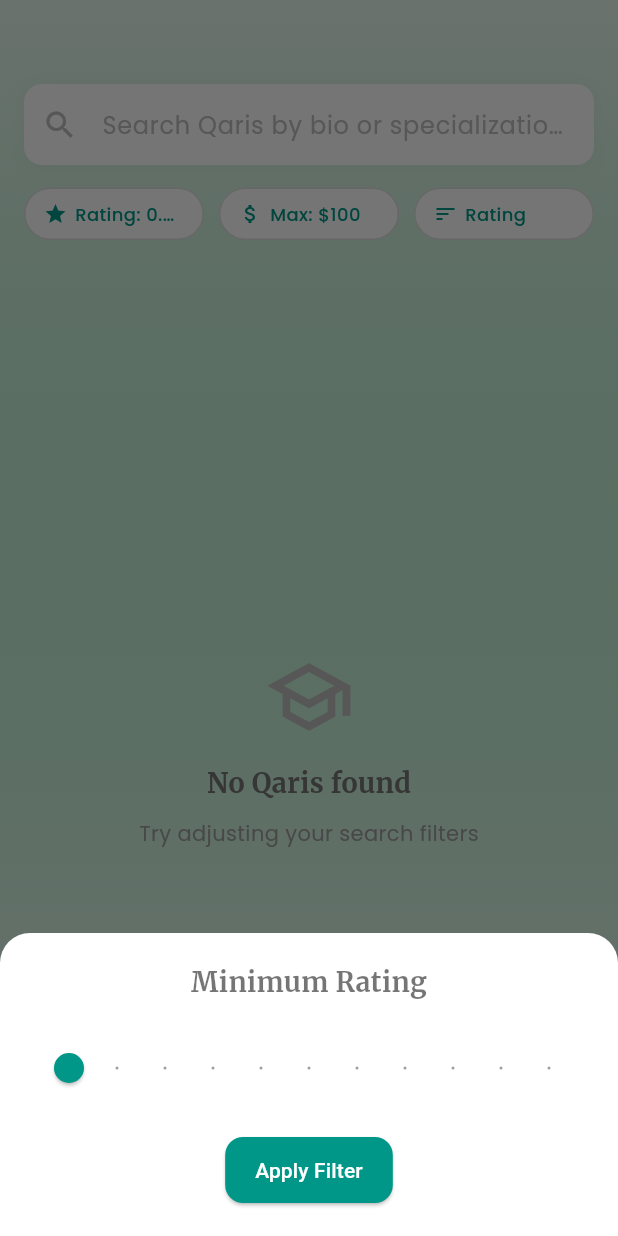
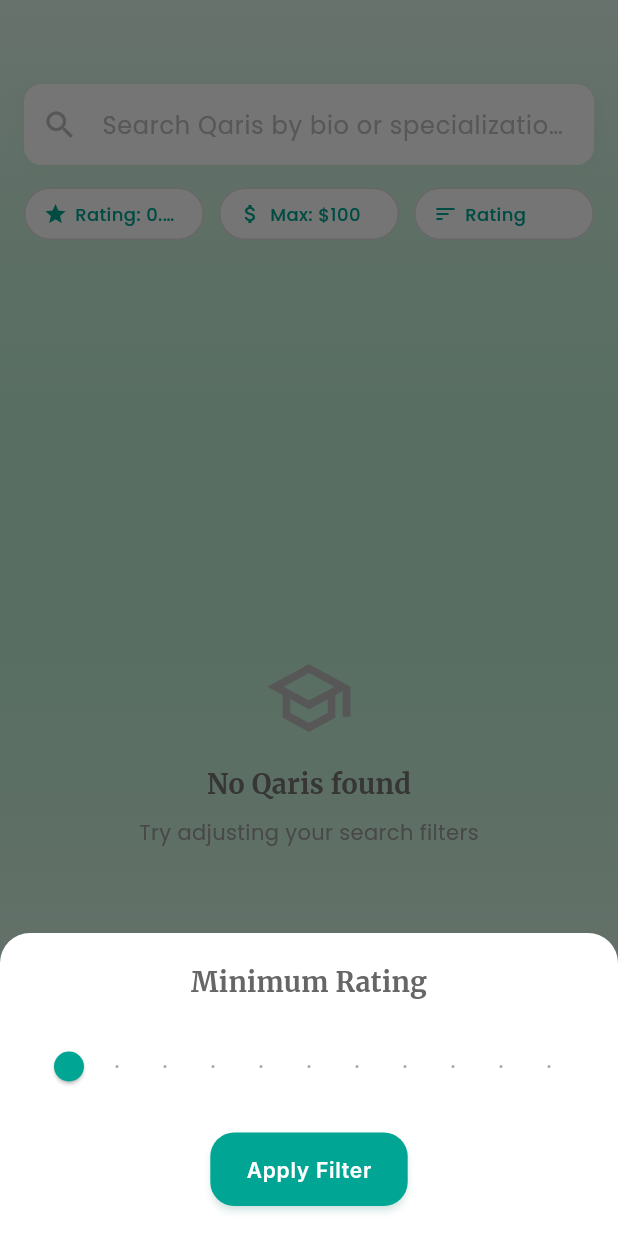
Before and after one commit to Mahad-Ghauri/Online-Quran-Teaching----online-teaching-application-, a Flutter app: the StudentQarisPage screen opened directly, after a tap on an icon or button, on a phone screen of 412 x 824 dp. Run offline on Flutter 3.47's test engine with Material 3 defaults, Android fonts, the light colour scheme and no system bars; our stand-ins replace cloud_firestore, firebase_auth, firebase_core, go_router, google_fonts, shared_preferences; accounts and stored records are empty.

Commit message:
UI updates

```diff
--- a/lib/config/router.dart
+++ b/lib/config/router.dart
@@ -1,7 +1,7 @@
 import 'package:go_router/go_router.dart';
 import 'package:qari_connect/views/screens/splashscreen.dart';
 import 'package:qari_connect/services/auth_gate.dart';
-import 'package:qari_connect/views/interface/auth/auth_selection_screen.dart';
+import 'package:qari_connect/views/interface/authentication/auth_selection_screen.dart';
 import 'package:qari_connect/views/interface/authentication/sign_in_screen.dart';
 import 'package:qari_connect/views/interface/authentication/sign_up_screen.dart';
 import 'package:qari_connect/views/interface/dashboards/qari/qari_main_dashboard.dart';
--- a/lib/config/theme.dart
+++ b/lib/config/theme.dart
@@ -4,127 +4,273 @@ import 'package:flutter/material.dart';
 import 'package:google_fonts/google_fonts.dart';
 
 class AppTheme {
+  // Color palette extracted from logo
+  static const Color primaryTeal = Color(0xFF00A693); // Main teal from logo
+  static const Color accentTeal = Color(0xFF00BFA5); // Lighter teal
+  static const Color deepTeal = Color(0xFF00796B); // Darker teal
+  static const Color complementaryOrange = Color(0xFFFF7043); // Warm complement
+  static const Color lightBackground = Color(
+    0xFFF8FDFC,
+  ); // Very light teal tint
+  static const Color darkBackground = Color.fromARGB(255, 38, 92, 82); // Deep teal-dark
+  static const Color cardDark = Color.fromARGB(255, 36, 66, 60); // Dark teal for cards
+
   // Light Theme
   static final ThemeData lightTheme = ThemeData(
     brightness: Brightness.light,
-    primaryColor: const Color(0xFF009688), // Teal (matches logo)
-    scaffoldBackgroundColor: const Color(0xFFFDFDFD), // Soft white
+    primaryColor: primaryTeal,
+    scaffoldBackgroundColor: lightBackground,
     colorScheme: ColorScheme.light(
-      primary: const Color(0xFF009688), // Teal
-      secondary: const Color(0xFF2ECC71), // Emerald Green
-      tertiary: const Color(0xFFF4D03F), // Golden Sand
-      background: const Color(0xFFFDFDFD),
+      primary: primaryTeal,
+      secondary: accentTeal,
+      tertiary: complementaryOrange,
+      surface: Colors.white,
+      background: lightBackground,
+      onPrimary: Colors.white,
+      onSecondary: Colors.white,
+      onSurface: const Color(0xFF1A1A1A),
+      onBackground: const Color(0xFF1A1A1A),
     ),
     textTheme: TextTheme(
+      // Headings with serif font for educational/academic feel
       headlineLarge: GoogleFonts.merriweather(
-        fontSize: 28,
+        fontSize: 32,
         fontWeight: FontWeight.bold,
-        color: Colors.black87,
+        color: const Color(0xFF1A1A1A),
+        letterSpacing: -0.5,
       ),
       headlineMedium: GoogleFonts.merriweather(
-        fontSize: 22,
+        fontSize: 24,
         fontWeight: FontWeight.w600,
-        color: Colors.black87,
+        color: const Color(0xFF1A1A1A),
+        letterSpacing: -0.25,
       ),
-      bodyLarge: GoogleFonts.poppins(
+      headlineSmall: GoogleFonts.merriweather(
+        fontSize: 20,
+        fontWeight: FontWeight.w600,
+        color: primaryTeal,
+      ),
+      // Body text with clean sans-serif
+      bodyLarge: GoogleFonts.inter(
         fontSize: 16,
         fontWeight: FontWeight.normal,
-        color: Colors.black87,
+        color: const Color(0xFF2A2A2A),
+        height: 1.5,
       ),
-      bodyMedium: GoogleFonts.poppins(
+      bodyMedium: GoogleFonts.inter(
         fontSize: 14,
-        color: Colors.black54,
+        color: const Color(0xFF666666),
+        height: 1.4,
+      ),
+      bodySmall: GoogleFonts.inter(
+        fontSize: 12,
+        color: const Color(0xFF888888),
+      ),
+      // Labels and buttons
+      labelLarge: GoogleFonts.inter(
+        fontSize: 14,
+        fontWeight: FontWeight.w600,
+        color: Colors.white,
+        letterSpacing: 0.5,
       ),
     ),
     appBarTheme: AppBarTheme(
-      backgroundColor: const Color(0xFF009688),
+      backgroundColor: Colors.transparent,
       elevation: 0,
+      scrolledUnderElevation: 2,
+      surfaceTintColor: primaryTeal.withOpacity(0.1),
       titleTextStyle: GoogleFonts.merriweather(
         fontSize: 20,
-        fontWeight: FontWeight.w600,
-        color: Colors.white,
+        fontWeight: FontWeight.w700,
+        color: primaryTeal,
       ),
-      iconTheme: const IconThemeData(color: Colors.white),
+      iconTheme: const IconThemeData(color: primaryTeal, size: 24),
+      centerTitle: true,
     ),
     elevatedButtonTheme: ElevatedButtonThemeData(
       style: ElevatedButton.styleFrom(
-        backgroundColor: const Color(0xFF009688),
+        backgroundColor: primaryTeal,
         foregroundColor: Colors.white,
-        shape: RoundedRectangleBorder(
-          borderRadius: BorderRadius.circular(12),
+        elevation: 2,
+        shadowColor: primaryTeal.withOpacity(0.3),
+        shape: RoundedRectangleBorder(borderRadius: BorderRadius.circular(16)),
+        padding: const EdgeInsets.symmetric(horizontal: 24, vertical: 16),
+        textStyle: GoogleFonts.inter(
+          fontSize: 14,
+          fontWeight: FontWeight.w600,
+          letterSpacing: 0.5,
         ),
-        padding: const EdgeInsets.symmetric(horizontal: 20, vertical: 12),
+      ),
+    ),
+    outlinedButtonTheme: OutlinedButtonThemeData(
+      style: OutlinedButton.styleFrom(
+        foregroundColor: primaryTeal,
+        side: BorderSide(color: primaryTeal, width: 1.5),
+        shape: RoundedRectangleBorder(borderRadius: BorderRadius.circular(16)),
+        padding: const EdgeInsets.symmetric(horizontal: 24, vertical: 16),
       ),
     ),
     cardTheme: CardThemeData(
-      shape: RoundedRectangleBorder(
-        borderRadius: BorderRadius.circular(16),
-      ),
-      elevation: 3,
+      shape: RoundedRectangleBorder(borderRadius: BorderRadius.circular(20)),
+      elevation: 4,
+      shadowColor: primaryTeal.withOpacity(0.1),
       color: Colors.white,
-      margin: const EdgeInsets.all(8),
+      margin: const EdgeInsets.symmetric(horizontal: 16, vertical: 8),
+    ),
+    floatingActionButtonTheme: FloatingActionButtonThemeData(
+      backgroundColor: primaryTeal,
+      foregroundColor: Colors.white,
+      elevation: 6,
+      shape: RoundedRectangleBorder(borderRadius: BorderRadius.circular(16)),
+    ),
+    iconTheme: const IconThemeData(color: primaryTeal, size: 24),
+    dividerTheme: DividerThemeData(
+      color: primaryTeal.withOpacity(0.1),
+      thickness: 1,
     ),
   );
 
   // Dark Theme
   static final ThemeData darkTheme = ThemeData(
     brightness: Brightness.dark,
-    primaryColor: const Color(0xFF009688),
-    scaffoldBackgroundColor: const Color(0xFF0B2239), // Deep Navy
+    primaryColor: accentTeal,
+    scaffoldBackgroundColor: darkBackground,
     colorScheme: ColorScheme.dark(
-      primary: const Color(0xFF009688),
-      secondary: const Color(0xFF2ECC71),
-      tertiary: const Color(0xFFF4D03F),
-      background: const Color(0xFF0B2239),
+      primary: accentTeal,
+      secondary: primaryTeal,
+      tertiary: complementaryOrange,
+      surface: cardDark,
+      background: darkBackground,
+      onPrimary: darkBackground,
+      onSecondary: Colors.white,
+      onSurface: Colors.white,
+      onBackground: Colors.white,
     ),
     textTheme: TextTheme(
       headlineLarge: GoogleFonts.merriweather(
-        fontSize: 28,
+        fontSize: 32,
         fontWeight: FontWeight.bold,
         color: Colors.white,
+        letterSpacing: -0.5,
       ),
       headlineMedium: GoogleFonts.merriweather(
-        fontSize: 22,
+        fontSize: 24,
         fontWeight: FontWeight.w600,
         color: Colors.white,
+        letterSpacing: -0.25,
       ),
-      bodyLarge: GoogleFonts.poppins(
+      headlineSmall: GoogleFonts.merriweather(
+        fontSize: 20,
+        fontWeight: FontWeight.w600,
+        color: accentTeal,
+      ),
+      bodyLarge: GoogleFonts.inter(
         fontSize: 16,
         fontWeight: FontWeight.normal,
-        color: Colors.white70,
+        color: Colors.white.withOpacity(0.9),
+        height: 1.5,
       ),
-      bodyMedium: GoogleFonts.poppins(
+      bodyMedium: GoogleFonts.inter(
         fontSize: 14,
-        color: Colors.white60,
+        color: Colors.white.withOpacity(0.7),
+        height: 1.4,
+      ),
+      bodySmall: GoogleFonts.inter(
+        fontSize: 12,
+        color: Colors.white.withOpacity(0.6),
+      ),
+      labelLarge: GoogleFonts.inter(
+        fontSize: 14,
+        fontWeight: FontWeight.w600,
+        color: darkBackground,
+        letterSpacing: 0.5,
       ),
     ),
     appBarTheme: AppBarTheme(
-      backgroundColor: const Color(0xFF009688),
+      backgroundColor: Colors.transparent,
       elevation: 0,
+      scrolledUnderElevation: 2,
+      surfaceTintColor: accentTeal.withOpacity(0.1),
       titleTextStyle: GoogleFonts.merriweather(
         fontSize: 20,
-        fontWeight: FontWeight.w600,
-        color: Colors.white,
+        fontWeight: FontWeight.w700,
+        color: accentTeal,
       ),
-      iconTheme: const IconThemeData(color: Colors.white),
+      iconTheme: const IconThemeData(color: accentTeal, size: 24),
+      centerTitle: true,
     ),
     elevatedButtonTheme: ElevatedButtonThemeData(
       style: ElevatedButton.styleFrom(
-        backgroundColor: const Color(0xFF2ECC71), // Emerald Green for dark mode
-        foregroundColor: Colors.white,
-        shape: RoundedRectangleBorder(
-          borderRadius: BorderRadius.circular(12),
+        backgroundColor: accentTeal,
+        foregroundColor: darkBackground,
+        elevation: 3,
+        shadowColor: accentTeal.withOpacity(0.4),
+        shape: RoundedRectangleBorder(borderRadius: BorderRadius.circular(16)),
+        padding: const EdgeInsets.symmetric(horizontal: 24, vertical: 16),
+        textStyle: GoogleFonts.inter(
+          fontSize: 14,
+          fontWeight: FontWeight.w600,
+          letterSpacing: 0.5,
         ),
-        padding: const EdgeInsets.symmetric(horizontal: 20, vertical: 12),
+      ),
+    ),
+    outlinedButtonTheme: OutlinedButtonThemeData(
+      style: OutlinedButton.styleFrom(
+        foregroundColor: accentTeal,
+        side: BorderSide(color: accentTeal, width: 1.5),
+        shape: RoundedRectangleBorder(borderRadius: BorderRadius.circular(16)),
+        padding: const EdgeInsets.symmetric(horizontal: 24, vertical: 16),
       ),
     ),
     cardTheme: CardThemeData(
-      shape: RoundedRectangleBorder(
-        borderRadius: BorderRadius.circular(16),
-      ),
-      elevation: 2,
-      color: const Color(0xFF162B45),
-      margin: const EdgeInsets.all(8),
+      shape: RoundedRectangleBorder(borderRadius: BorderRadius.circular(20)),
+      elevation: 6,
+      shadowColor: Colors.black.withOpacity(0.3),
+      color: cardDark,
+      margin: const EdgeInsets.symmetric(horizontal: 16, vertical: 8),
+    ),
+    floatingActionButtonTheme: FloatingActionButtonThemeData(
+      backgroundColor: accentTeal,
+      foregroundColor: darkBackground,
+      elevation: 8,
+      shape: RoundedRectangleBorder(borderRadius: BorderRadius.circular(16)),
+    ),
+    iconTheme: const IconThemeData(color: accentTeal, size: 24),
+    dividerTheme: DividerThemeData(
+      color: accentTeal.withOpacity(0.2),
+      thickness: 1,
     ),
   );
+
+  // Helper methods for consistent styling
+  static BoxDecoration get lightCardDecoration => BoxDecoration(
+    color: Colors.white,
+    borderRadius: BorderRadius.circular(20),
+    boxShadow: [
+      BoxShadow(
+        color: primaryTeal.withOpacity(0.1),
+        blurRadius: 10,
+        offset: const Offset(0, 4),
+      ),
+    ],
+  );
+
+  static BoxDecoration get darkCardDecoration => BoxDecoration(
+    color: cardDark,
+    borderRadius: BorderRadius.circular(20),
+    boxShadow: [
+      BoxShadow(
+        color: Colors.black.withOpacity(0.3),
+        blurRadius: 15,
+        offset: const Offset(0, 6),
+      ),
+    ],
+  );
+
+  // Gradient for special elements
+  static LinearGradient get tealGradient => LinearGradient(
+    colors: [primaryTeal, accentTeal],
+    begin: Alignment.topLeft,
+    end: Alignment.bottomRight,
+  );
 }
--- a/lib/main.dart
+++ b/lib/main.dart
@@ -29,7 +29,7 @@ class MainApp extends StatelessWidget {
       ],
       child: MaterialApp.router(
         debugShowCheckedModeBanner: false,
-        title: 'QariConnect',
+        title: '',
         theme: AppTheme.lightTheme,
         darkTheme: AppTheme.darkTheme,
         routerConfig: router,
--- a/lib/services/auth_gate.dart
+++ b/lib/services/auth_gate.dart
@@ -23,7 +23,12 @@ class _AuthGateState extends State<AuthGate> {
   @override
   void initState() {
     super.initState();
-    _initializeAuthGate();
+    // Defer initialization until after first frame to avoid notifyListeners during build
+    WidgetsBinding.instance.addPostFrameCallback((_) {
+      if (mounted) {
+        _initializeAuthGate();
+      }
+    });
   }
 
   @override
@@ -64,11 +69,11 @@ class _AuthGateState extends State<AuthGate> {
       final authProvider = context.read<AuthProvider>();
 
       if (user == null) {
-        debugPrint('� Auth Gate - User signed out');
+        debugPrint('[Auth Gate] User signed out');
         await authProvider.signOut();
         _showAuthSelection();
       } else {
-        debugPrint('� Auth Gate - User signed in: ${user.uid}');
+        debugPrint('[Auth Gate] User signed in: ${user.uid}');
         // Auth provider will handle the user profile loading
         if (authProvider.isAuthenticated) {
           await _navigateToUserDashboard(authProvider.currentUser!.role);
--- a/lib/views/interface/authentication/sign_up_screen.dart
+++ b/lib/views/interface/authentication/sign_up_screen.dart
@@ -101,10 +101,10 @@ class _SignUpScreenState extends State<SignUpScreen> {
     return Scaffold(
       body: GradientBackground(
         colors: [
-          const Color(0xFF2196F3),
-          const Color(0xFF21CBF3),
-          const Color(0xFF4CAF50),
-          const Color(0xFF2196F3),
+          const Color.fromARGB(255, 40, 146, 102),
+          const Color.fromARGB(255, 65, 179, 90),
+          const Color.fromARGB(255, 48, 116, 50),
+          const Color.fromARGB(255, 23, 85, 41),
         ],
         child: SafeArea(
           child: Column(
--- a/lib/views/interface/dashboards/student/pages/student_home_page.dart
+++ b/lib/views/interface/dashboards/student/pages/student_home_page.dart
@@ -41,20 +41,7 @@ class _StudentHomePageState extends State<StudentHomePage> {
   @override
   Widget build(BuildContext context) {
     return Scaffold(
-      body: Container(
-        width: double.infinity,
-        height: double.infinity,
-        decoration: BoxDecoration(
-          gradient: LinearGradient(
-            begin: Alignment.topCenter,
-            end: Alignment.bottomCenter,
-            colors: [
-              Theme.of(context).primaryColor.withOpacity(0.1),
-              Colors.white,
-            ],
-          ),
-        ),
-        child: Consumer3<AuthProvider, BookingProvider, QariProvider>(
+      body: Consumer3<AuthProvider, BookingProvider, QariProvider>(
         builder: (context, authProvider, bookingProvider, qariProvider, child) {
           if (authProvider.currentUser == null) {
             return const Center(child: CircularProgressIndicator());
@@ -90,7 +77,6 @@ class _StudentHomePageState extends State<StudentHomePage> {
             ),
           );
         },
-        ),
       ),
     );
   }
@@ -161,10 +147,7 @@ class _StudentHomePageState extends State<StudentHomePage> {
           const SizedBox(height: 15),
           Text(
             'Continue your Quran learning journey',
-            style: GoogleFonts.poppins(
-              fontSize: 16,
-              color: Colors.grey[700],
-            ),
+            style: GoogleFonts.poppins(fontSize: 16, color: Colors.grey[700]),
           ),
         ],
       ),
@@ -183,7 +166,7 @@ class _StudentHomePageState extends State<StudentHomePage> {
               style: GoogleFonts.merriweather(
                 fontSize: 20,
                 fontWeight: FontWeight.bold,
-                color: Colors.grey[800],
+                color: Colors.white,
               ),
             ),
             TextButton(
@@ -251,10 +234,7 @@ class _StudentHomePageState extends State<StudentHomePage> {
           const SizedBox(height: 5),
           Text(
             'Book a session with a Qari to get started',
-            style: GoogleFonts.poppins(
-              fontSize: 14,
-              color: Colors.grey[500],
-            ),
+            style: GoogleFonts.poppins(fontSize: 14, color: Colors.grey[500]),
             textAlign: TextAlign.center,
           ),
         ],
@@ -315,10 +295,7 @@ class _StudentHomePageState extends State<StudentHomePage> {
           const SizedBox(height: 5),
           Text(
             _formatDate(booking.slot.startTime),
-            style: GoogleFonts.poppins(
-              fontSize: 14,
-              color: Colors.grey[600],
-            ),
+            style: GoogleFonts.poppins(fontSize: 14, color: Colors.grey[600]),
           ),
           const Spacer(),
           Text(
@@ -343,7 +320,7 @@ class _StudentHomePageState extends State<StudentHomePage> {
           style: GoogleFonts.merriweather(
             fontSize: 20,
             fontWeight: FontWeight.bold,
-            color: Colors.grey[800],
+            color: Colors.white,
           ),
         ),
         const SizedBox(height: 15),
@@ -396,11 +373,7 @@ class _StudentHomePageState extends State<StudentHomePage> {
         ),
         child: Column(
           children: [
-            Icon(
-              icon,
-              size: 30,
-              color: color,
-            ),
+            Icon(icon, size: 30, color: color),
             const SizedBox(height: 10),
             Text(
               title,
@@ -413,10 +386,7 @@ class _StudentHomePageState extends State<StudentHomePage> {
             const SizedBox(height: 5),
             Text(
               subtitle,
-              style: GoogleFonts.poppins(
-                fontSize: 12,
-                color: Colors.grey[600],
-              ),
+              style: GoogleFonts.poppins(fontSize: 12, color: Colors.grey[600]),
               textAlign: TextAlign.center,
             ),
           ],
@@ -437,7 +407,7 @@ class _StudentHomePageState extends State<StudentHomePage> {
               style: GoogleFonts.merriweather(
                 fontSize: 20,
                 fontWeight: FontWeight.bold,
-                color: Colors.grey[800],
+                color: Colors.white,
               ),
             ),
             TextButton(
@@ -487,11 +457,7 @@ class _StudentHomePageState extends State<StudentHomePage> {
       ),
       child: Column(
         children: [
-          Icon(
-            Icons.school_outlined,
-            size: 40,
-            color: Colors.grey[400],
-          ),
+          Icon(Icons.school_outlined, size: 40, color: Colors.grey[400]),
           const SizedBox(height: 10),
           Text(
             'No Qaris available',
@@ -504,10 +470,7 @@ class _StudentHomePageState extends State<StudentHomePage> {
           const SizedBox(height: 5),
           Text(
             'Check back later for verified teachers',
-            style: GoogleFonts.poppins(
-              fontSize: 14,
-              color: Colors.grey[500],
-            ),
+            style: GoogleFonts.poppins(fontSize: 14, color: Colors.grey[500]),
             textAlign: TextAlign.center,
           ),
         ],
@@ -519,7 +482,7 @@ class _StudentHomePageState extends State<StudentHomePage> {
     return Container(
       width: 120,
       margin: const EdgeInsets.only(right: 15),
-      padding: const EdgeInsets.all(15),
+      padding: const EdgeInsets.all(12), // Reduced from 15
       decoration: BoxDecoration(
         color: Colors.white,
         borderRadius: BorderRadius.circular(12),
@@ -533,54 +496,55 @@ class _StudentHomePageState extends State<StudentHomePage> {
         ],
       ),
       child: Column(
+        mainAxisSize: MainAxisSize.min, // Important: Use minimum space needed
         children: [
           CircleAvatar(
-            radius: 25,
+            radius: 22, // Reduced from 25
             backgroundColor: Theme.of(context).primaryColor,
             child: Text(
               'Q',
               style: const TextStyle(
                 color: Colors.white,
-                fontSize: 18,
+                fontSize: 16, // Reduced from 18
                 fontWeight: FontWeight.bold,
               ),
             ),
           ),
-          const SizedBox(height: 10),
+          const SizedBox(height: 8), // Reduced from 10
           Text(
             'Qari ${qari.qariId.substring(0, 8)}',
             style: GoogleFonts.poppins(
-              fontSize: 14,
+              fontSize: 13, // Reduced from 14
               fontWeight: FontWeight.w600,
               color: Colors.grey[800],
             ),
             maxLines: 1,
             overflow: TextOverflow.ellipsis,
           ),
-          const SizedBox(height: 5),
+          const SizedBox(height: 4), // Reduced from 5
           Row(
             mainAxisAlignment: MainAxisAlignment.center,
             children: [
               Icon(
                 Icons.star,
-                size: 16,
+                size: 14, // Reduced from 16
                 color: Colors.amber,
               ),
               const SizedBox(width: 2),
               Text(
                 qari.rating.toStringAsFixed(1),
                 style: GoogleFonts.poppins(
-                  fontSize: 12,
+                  fontSize: 11, // Reduced from 12
                   color: Colors.grey[600],
                 ),
               ),
             ],
           ),
-          const Spacer(),
+          const SizedBox(height: 6), // Added small spacer instead of Spacer()
           Text(
             '\$${qari.pricing.toStringAsFixed(0)}/hr',
             style: GoogleFonts.poppins(
-              fontSize: 12,
+              fontSize: 11, // Reduced from 12
               fontWeight: FontWeight.w600,
               color: Theme.of(context).primaryColor,
             ),
@@ -605,8 +569,18 @@ class _StudentHomePageState extends State<StudentHomePage> {
 
   String _formatDate(DateTime date) {
     final months = [
-      'Jan', 'Feb', 'Mar', 'Apr', 'May', 'Jun',
-      'Jul', 'Aug', 'Sep', 'Oct', 'Nov', 'Dec'
+      'Jan',
+      'Feb',
+      'Mar',
+      'Apr',
+      'May',
+      'Jun',
+      'Jul',
+      'Aug',
+      'Sep',
+      'Oct',
+      'Nov',
+      'Dec',
     ];
     return '${months[date.month - 1]} ${date.day}';
   }
--- a/lib/views/interface/dashboards/student/student_main_dashboard.dart
+++ b/lib/views/interface/dashboards/student/student_main_dashboard.dart
@@ -117,6 +117,9 @@ class _StudentMainDashboardState extends State<StudentMainDashboard>
         backgroundColor: Theme.of(context).primaryColor,
         foregroundColor: Colors.white,
         elevation: 0,
+
+        // 👇 Force hamburger/drawer icon color
+        iconTheme: const IconThemeData(color: Colors.white),
         flexibleSpace: Container(
           decoration: BoxDecoration(
             gradient: LinearGradient(
@@ -155,7 +158,7 @@ class _StudentMainDashboardState extends State<StudentMainDashboard>
           onTap: _onNavItemTapped,
           type: BottomNavigationBarType.fixed,
           selectedItemColor: Theme.of(context).primaryColor,
-          unselectedItemColor: Colors.grey,
+          unselectedItemColor: Colors.white,
           selectedLabelStyle: GoogleFonts.poppins(
             fontSize: 12,
             fontWeight: FontWeight.w600,
--- a/lib/views/interface/dashboards/student/widgets/qari_booking_dialog.dart
+++ b/lib/views/interface/dashboards/student/widgets/qari_booking_dialog.dart
@@ -67,7 +67,7 @@ class _QariBookingDialogState extends State<QariBookingDialog> {
                         style: GoogleFonts.merriweather(
                           fontSize: 20,
                           fontWeight: FontWeight.bold,
-                          color: Colors.grey[800],
+                          color: Colors.white70,
                         ),
                       ),
                       Text(
@@ -95,7 +95,7 @@ class _QariBookingDialogState extends State<QariBookingDialog> {
               style: GoogleFonts.poppins(
                 fontSize: 16,
                 fontWeight: FontWeight.w600,
-                color: Colors.grey[800],
+                color: Colors.white70,
               ),
             ),
             const SizedBox(height: 12),
@@ -123,7 +123,7 @@ class _QariBookingDialogState extends State<QariBookingDialog> {
                           : 'Select a date',
                       style: GoogleFonts.poppins(
                         fontSize: 14,
-                        color: _selectedDate != null ? Colors.grey[800] : Colors.grey[500],
+                        color: _selectedDate != null ? Colors.white60 : Colors.white70,
                       ),
                     ),
                     const Spacer(),
@@ -144,7 +144,7 @@ class _QariBookingDialogState extends State<QariBookingDialog> {
               style: GoogleFonts.poppins(
                 fontSize: 16,
                 fontWeight: FontWeight.w600,
-                color: Colors.grey[800],
+                color: Colors.white70,
               ),
             ),
             const SizedBox(height: 12),
@@ -234,7 +234,7 @@ class _QariBookingDialogState extends State<QariBookingDialog> {
                     style: GoogleFonts.poppins(
                       fontSize: 16,
                       fontWeight: FontWeight.w600,
-                      color: Colors.grey[800],
+                      color: Colors.white70,
                     ),
                   ),
                   Text(
@@ -268,7 +268,7 @@ class _QariBookingDialogState extends State<QariBookingDialog> {
                       'Cancel',
                       style: GoogleFonts.poppins(
                         fontWeight: FontWeight.w600,
-                        color: Colors.grey[600],
+                        color: Colors.white70,
                       ),
                     ),
                   ),
--- a/lib/views/interface/dashboards/student/widgets/student_drawer.dart
+++ b/lib/views/interface/dashboards/student/widgets/student_drawer.dart
@@ -3,6 +3,7 @@
 import 'package:flutter/material.dart';
 import 'package:google_fonts/google_fonts.dart';
 import 'package:go_router/go_router.dart';
+import 'package:provider/provider.dart';
 import 'package:qari_connect/services/auth_service.dart';
 import 'package:qari_connect/providers/app_providers.dart';
 
@@ -171,7 +172,7 @@ class StudentDrawer extends StatelessWidget {
               // Name
               Flexible(
                 child: Text(
-                  'Student Ahmad Ali', // TODO: Get from user profile
+                  context.watch<AuthProvider>().currentUser?.name ?? 'Student',
                   style: GoogleFonts.merriweather(
                     color: Colors.white,
                     fontSize: 16,
@@ -253,12 +254,12 @@ class StudentDrawer extends StatelessWidget {
       leading: Container(
         padding: const EdgeInsets.all(8),
         decoration: BoxDecoration(
-          color: (iconColor ?? Theme.of(context).primaryColor).withOpacity(0.1),
+          color: (iconColor ?? Colors.white).withOpacity(0.1),
           borderRadius: BorderRadius.circular(8),
         ),
         child: Icon(
           icon,
-          color: iconColor ?? Theme.of(context).primaryColor,
+          color: iconColor ?? Colors.white,
           size: 20,
         ),
       ),
```
Also changed, not shown: lib/views/interface/authentication/auth_selection_screen.dart (renamed from lib/views/interface/auth/auth_selection_screen.dart), 1 other file. Lines whose indentation alone changed are shown as unchanged.
